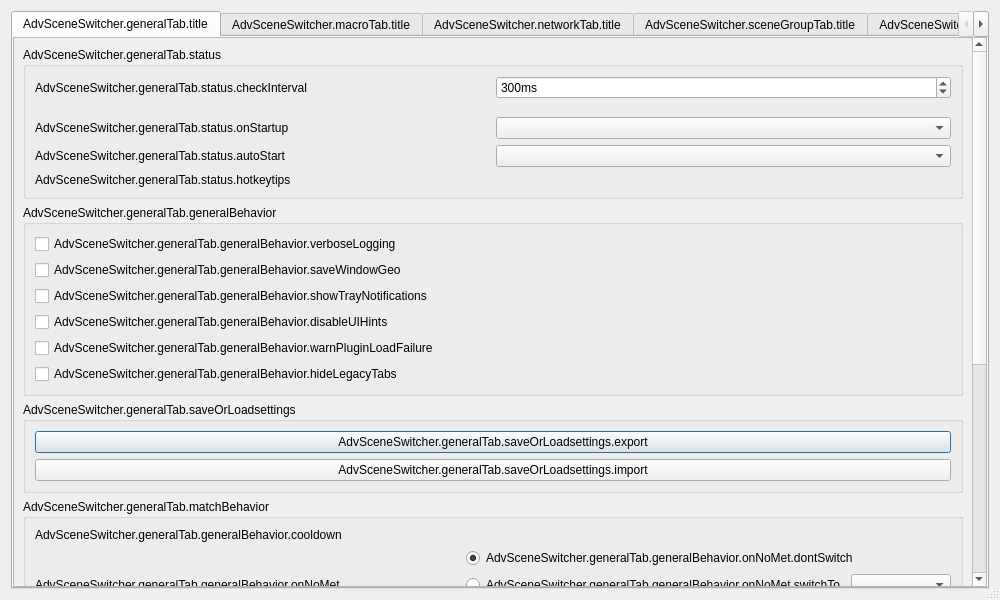
The window that forms/advanced-scene-switcher.ui (WarmUpTill/SceneSwitcher) describes before a commit, drawn with Qt 5.
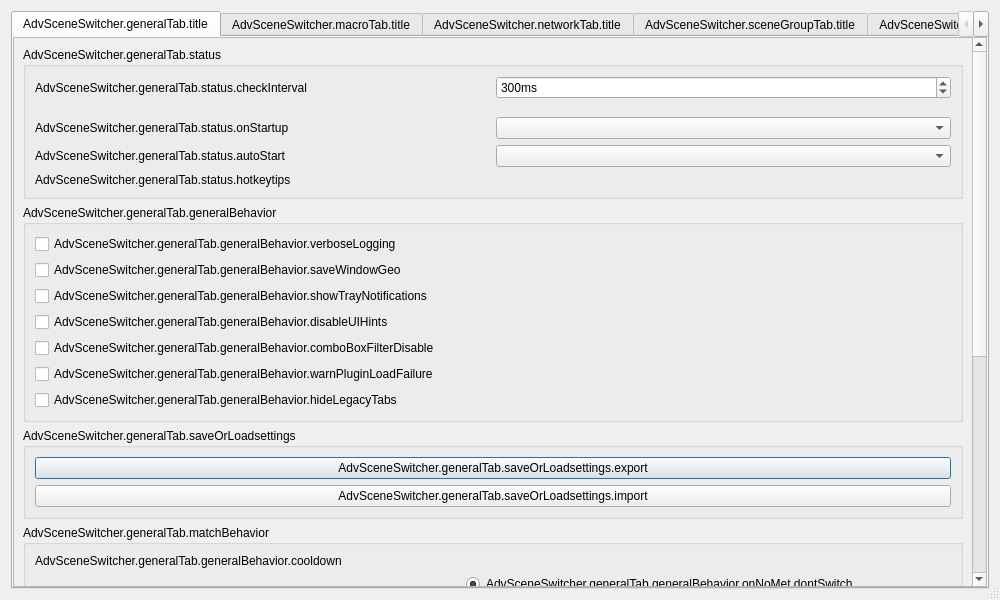
The same window after the commit. Icons and pictures are not drawn. Custom widgets are drawn as their Qt base class.

Commit message: Add option to disable filtering by typing in FilterComboBox

The edit to the form file:
```diff
--- a/forms/advanced-scene-switcher.ui
+++ b/forms/advanced-scene-switcher.ui
@@ -67,8 +67,8 @@
            <rect>
             <x>0</x>
             <y>0</y>
-            <width>957</width>
-            <height>905</height>
+            <width>962</width>
+            <height>1033</height>
            </rect>
           </property>
           <layout class="QVBoxLayout" name="verticalLayout_19">
@@ -256,6 +256,30 @@
                     </item>
                    </layout>
                   </item>
+                  <item>
+                   <layout class="QHBoxLayout" name="horizontalLayout_11">
+                    <item>
+                     <widget class="QCheckBox" name="disableComboBoxFilter">
+                      <property name="text">
+                       <string>AdvSceneSwitcher.generalTab.generalBehavior.comboBoxFilterDisable</string>
+                      </property>
+                     </widget>
+                    </item>
+                    <item>
+                     <spacer name="horizontalSpacer_13">
+                      <property name="orientation">
+                       <enum>Qt::Horizontal</enum>
+                      </property>
+                      <property name="sizeHint" stdset="0">
+                       <size>
+                        <width>40</width>
+                        <height>20</height>
+                       </size>
+                      </property>
+                     </spacer>
+                    </item>
+                   </layout>
+                  </item>
                   <item>
                    <layout class="QHBoxLayout" name="horizontalLayout_26">
                     <item>
```
The commit also changes 6 other files.
